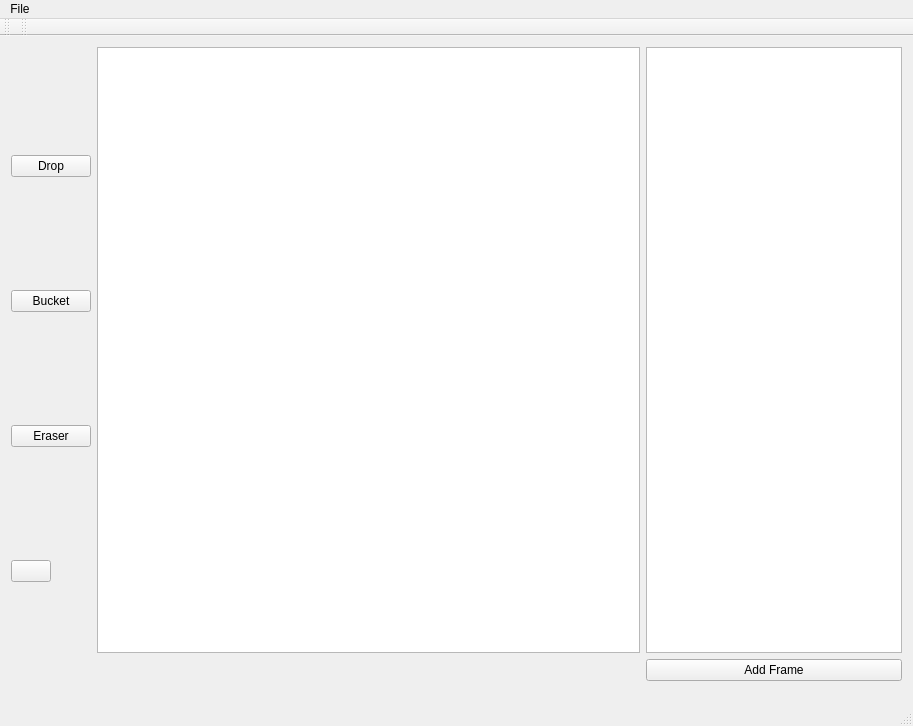
Before: the Qt Designer form spriteview.ui in Mitten25/SpriteEditor, drawn with Qt 5.
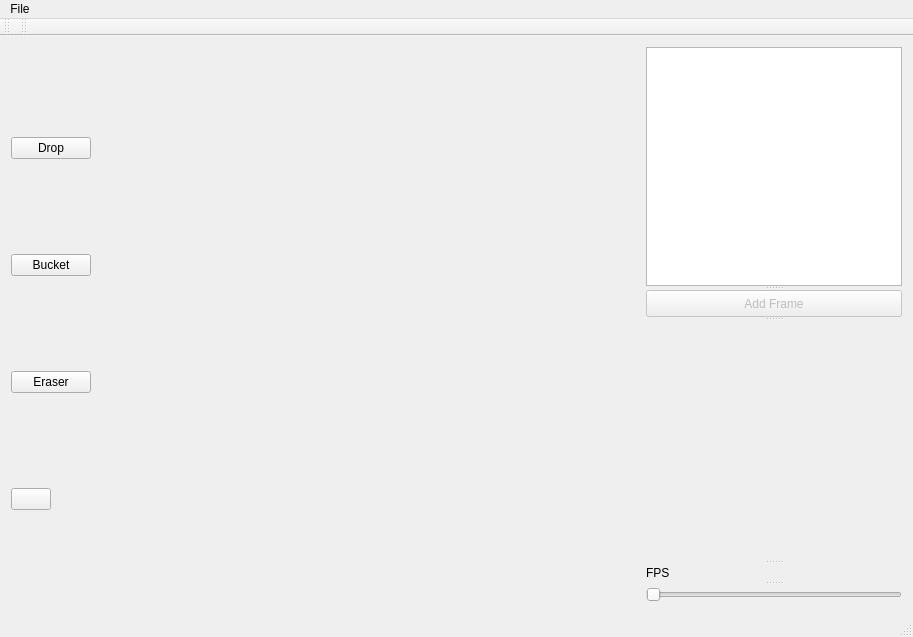
After: the same form once the commit is applied.

Commit message: Animation preview working. Some UI changes.

Patch:
```diff
--- a/spriteview.ui
+++ b/spriteview.ui
@@ -7,7 +7,7 @@
     <x>0</x>
     <y>0</y>
     <width>913</width>
-    <height>726</height>
+    <height>637</height>
    </rect>
   </property>
   <property name="minimumSize">
@@ -89,6 +89,9 @@
   <property name="windowTitle">
    <string>SpriteView</string>
   </property>
+  <property name="styleSheet">
+   <string notr="true"/>
+  </property>
   <widget class="QWidget" name="centralWidget">
    <property name="maximumSize">
     <size>
@@ -96,73 +99,47 @@
      <height>16777215</height>
     </size>
    </property>
-   <layout class="QGridLayout" name="gridLayout_2">
-    <item row="0" column="0" rowspan="4">
-     <layout class="QGridLayout" name="gridLayout_3">
-      <property name="verticalSpacing">
-       <number>5</number>
-      </property>
-      <item row="2" column="1" alignment="Qt::AlignLeft">
-       <widget class="QPushButton" name="bucketButton">
-        <property name="sizePolicy">
-         <sizepolicy hsizetype="MinimumExpanding" vsizetype="Fixed">
-          <horstretch>0</horstretch>
-          <verstretch>0</verstretch>
-         </sizepolicy>
-        </property>
-        <property name="text">
-         <string>Bucket</string>
-        </property>
-       </widget>
-      </item>
-      <item row="1" column="1" alignment="Qt::AlignLeft">
-       <widget class="QPushButton" name="dropButton">
-        <property name="sizePolicy">
-         <sizepolicy hsizetype="MinimumExpanding" vsizetype="Fixed">
-          <horstretch>0</horstretch>
-          <verstretch>0</verstretch>
-         </sizepolicy>
-        </property>
-        <property name="text">
-         <string>Drop</string>
-        </property>
-       </widget>
-      </item>
-      <item row="5" column="1" alignment="Qt::AlignLeft">
-       <widget class="QPushButton" name="colorButton">
-        <property name="sizePolicy">
-         <sizepolicy hsizetype="MinimumExpanding" vsizetype="Fixed">
-          <horstretch>0</horstretch>
-          <verstretch>0</verstretch>
-         </sizepolicy>
-        </property>
-        <property name="text">
-         <string/>
-        </property>
-       </widget>
-      </item>
-      <item row="4" column="1" alignment="Qt::AlignLeft">
-       <widget class="QPushButton" name="eraseButton">
-        <property name="sizePolicy">
-         <sizepolicy hsizetype="MinimumExpanding" vsizetype="Fixed">
-          <horstretch>0</horstretch>
-          <verstretch>0</verstretch>
-         </sizepolicy>
-        </property>
-        <property name="text">
-         <string>Eraser</string>
-        </property>
-       </widget>
-      </item>
-     </layout>
-    </item>
-    <item row="0" column="2">
+   <layout class="QGridLayout" name="gridLayout">
+    <item row="0" column="1">
      <layout class="QHBoxLayout" name="horizontalLayout">
       <item>
        <widget class="QTableWidget" name="tableWidget">
+        <property name="sizePolicy">
+         <sizepolicy hsizetype="Expanding" vsizetype="Expanding">
+          <horstretch>0</horstretch>
+          <verstretch>0</verstretch>
+         </sizepolicy>
+        </property>
         <property name="palette">
          <palette>
           <active>
+           <colorrole role="Button">
+            <brush brushstyle="SolidPattern">
+             <color alpha="0">
+              <red>255</red>
+              <green>255</green>
+              <blue>255</blue>
+             </color>
+            </brush>
+           </colorrole>
+           <colorrole role="Base">
+            <brush brushstyle="NoBrush">
+             <color alpha="255">
+              <red>0</red>
+              <green>0</green>
+              <blue>0</blue>
+             </color>
+            </brush>
+           </colorrole>
+           <colorrole role="Window">
+            <brush brushstyle="SolidPattern">
+             <color alpha="0">
+              <red>255</red>
+              <green>255</green>
+              <blue>255</blue>
+             </color>
+            </brush>
+           </colorrole>
            <colorrole role="Highlight">
             <brush brushstyle="SolidPattern">
              <color alpha="0">
@@ -174,6 +151,33 @@
            </colorrole>
           </active>
           <inactive>
+           <colorrole role="Button">
+            <brush brushstyle="SolidPattern">
+             <color alpha="0">
+              <red>255</red>
+              <green>255</green>
+              <blue>255</blue>
+             </color>
+            </brush>
+           </colorrole>
+           <colorrole role="Base">
+            <brush brushstyle="NoBrush">
+             <color alpha="255">
+              <red>0</red>
+              <green>0</green>
+              <blue>0</blue>
+             </color>
+            </brush>
+           </colorrole>
+           <colorrole role="Window">
+            <brush brushstyle="SolidPattern">
+             <color alpha="0">
+              <red>255</red>
+              <green>255</green>
+              <blue>255</blue>
+             </color>
+            </brush>
+           </colorrole>
            <colorrole role="Highlight">
             <brush brushstyle="SolidPattern">
              <color alpha="0">
@@ -185,6 +189,33 @@
            </colorrole>
           </inactive>
           <disabled>
+           <colorrole role="Button">
+            <brush brushstyle="SolidPattern">
+             <color alpha="0">
+              <red>255</red>
+              <green>255</green>
+              <blue>255</blue>
+             </color>
+            </brush>
+           </colorrole>
+           <colorrole role="Base">
+            <brush brushstyle="NoBrush">
+             <color alpha="255">
+              <red>0</red>
+              <green>0</green>
+              <blue>0</blue>
+             </color>
+            </brush>
+           </colorrole>
+           <colorrole role="Window">
+            <brush brushstyle="SolidPattern">
+             <color alpha="0">
+              <red>255</red>
+              <green>255</green>
+              <blue>255</blue>
+             </color>
+            </brush>
+           </colorrole>
            <colorrole role="Highlight">
             <brush brushstyle="SolidPattern">
              <color alpha="255">
@@ -197,6 +228,15 @@
           </disabled>
          </palette>
         </property>
+        <property name="focusPolicy">
+         <enum>Qt::NoFocus</enum>
+        </property>
+        <property name="autoFillBackground">
+         <bool>false</bool>
+        </property>
+        <property name="styleSheet">
+         <string notr="true">background-color: rgba(255,255,255, 0);</string>
+        </property>
         <property name="editTriggers">
          <set>QAbstractItemView::NoEditTriggers</set>
         </property>
@@ -243,14 +283,112 @@
       </item>
      </layout>
     </item>
-    <item row="0" column="3" alignment="Qt::AlignRight">
-     <widget class="QTableWidget" name="framesTable"/>
+    <item row="0" column="0">
+     <layout class="QGridLayout" name="gridLayout_3">
+      <property name="verticalSpacing">
+       <number>5</number>
+      </property>
+      <item row="2" column="1" alignment="Qt::AlignLeft">
+       <widget class="QPushButton" name="bucketButton">
+        <property name="sizePolicy">
+         <sizepolicy hsizetype="MinimumExpanding" vsizetype="Fixed">
+          <horstretch>0</horstretch>
+          <verstretch>0</verstretch>
+         </sizepolicy>
+        </property>
+        <property name="text">
+         <string>Bucket</string>
+        </property>
+       </widget>
+      </item>
+      <item row="1" column="1" alignment="Qt::AlignLeft">
+       <widget class="QPushButton" name="dropButton">
+        <property name="sizePolicy">
+         <sizepolicy hsizetype="MinimumExpanding" vsizetype="Fixed">
+          <horstretch>0</horstretch>
+          <verstretch>0</verstretch>
+         </sizepolicy>
+        </property>
+        <property name="text">
+         <string>Drop</string>
+        </property>
+       </widget>
+      </item>
+      <item row="5" column="1" alignment="Qt::AlignLeft">
+       <widget class="QPushButton" name="colorButton">
+        <property name="sizePolicy">
+         <sizepolicy hsizetype="MinimumExpanding" vsizetype="Fixed">
+          <horstretch>0</horstretch>
+          <verstretch>0</verstretch>
+         </sizepolicy>
+        </property>
+        <property name="text">
+         <string/>
+        </property>
+       </widget>
+      </item>
+      <item row="4" column="1" alignment="Qt::AlignLeft">
+       <widget class="QPushButton" name="eraseButton">
+        <property name="sizePolicy">
+         <sizepolicy hsizetype="MinimumExpanding" vsizetype="Fixed">
+          <horstretch>0</horstretch>
+          <verstretch>0</verstretch>
+         </sizepolicy>
+        </property>
+        <property name="text">
+         <string>Eraser</string>
+        </property>
+       </widget>
+      </item>
+     </layout>
     </item>
-    <item row="1" column="3">
-     <widget class="QPushButton" name="addFrameButton">
-      <property name="text">
-       <string>Add Frame</string>
+    <item row="0" column="2">
+     <widget class="QSplitter" name="splitter">
+      <property name="orientation">
+       <enum>Qt::Vertical</enum>
       </property>
+      <widget class="QTableWidget" name="framesTable"/>
+      <widget class="QPushButton" name="addFrameButton">
+       <property name="enabled">
+        <bool>false</bool>
+       </property>
+       <property name="text">
+        <string>Add Frame</string>
+       </property>
+      </widget>
+      <widget class="QTableWidget" name="previewTable">
+       <property name="enabled">
+        <bool>true</bool>
+       </property>
+       <property name="focusPolicy">
+        <enum>Qt::NoFocus</enum>
+       </property>
+       <property name="styleSheet">
+        <string notr="true">background-color: rgba(0,0,0,0)</string>
+       </property>
+       <property name="editTriggers">
+        <set>QAbstractItemView::NoEditTriggers</set>
+       </property>
+       <property name="selectionMode">
+        <enum>QAbstractItemView::NoSelection</enum>
+       </property>
+      </widget>
+      <widget class="QLabel" name="fpsLabel">
+       <property name="text">
+        <string>FPS</string>
+       </property>
+      </widget>
+      <widget class="QSlider" name="fpsSlider">
+       <property name="maximum">
+        <number>60</number>
+       </property>
+       <property name="orientation">
+        <enum>Qt::Horizontal</enum>
+       </property>
+       <property name="tickPosition">
+        <enum>QSlider::NoTicks</enum>
+       </property>
+      </widget>
      </widget>
     </item>
    </layout>
```
Left out of the diff: 2 changed lines with no effect on the pictures. The commit also changes 5 other files.
